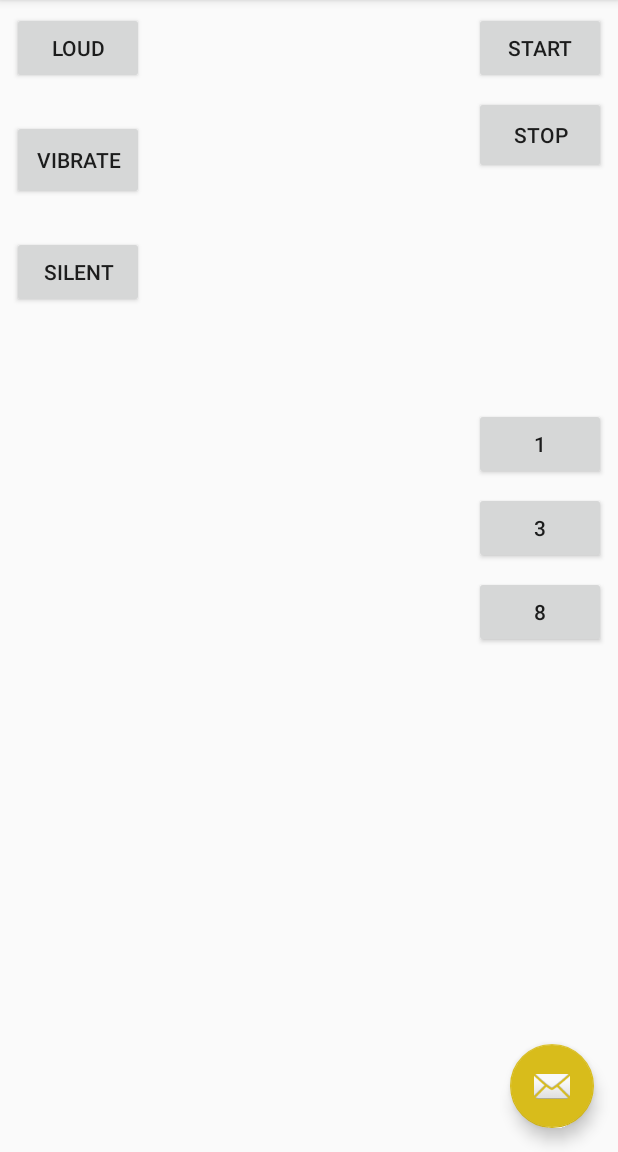
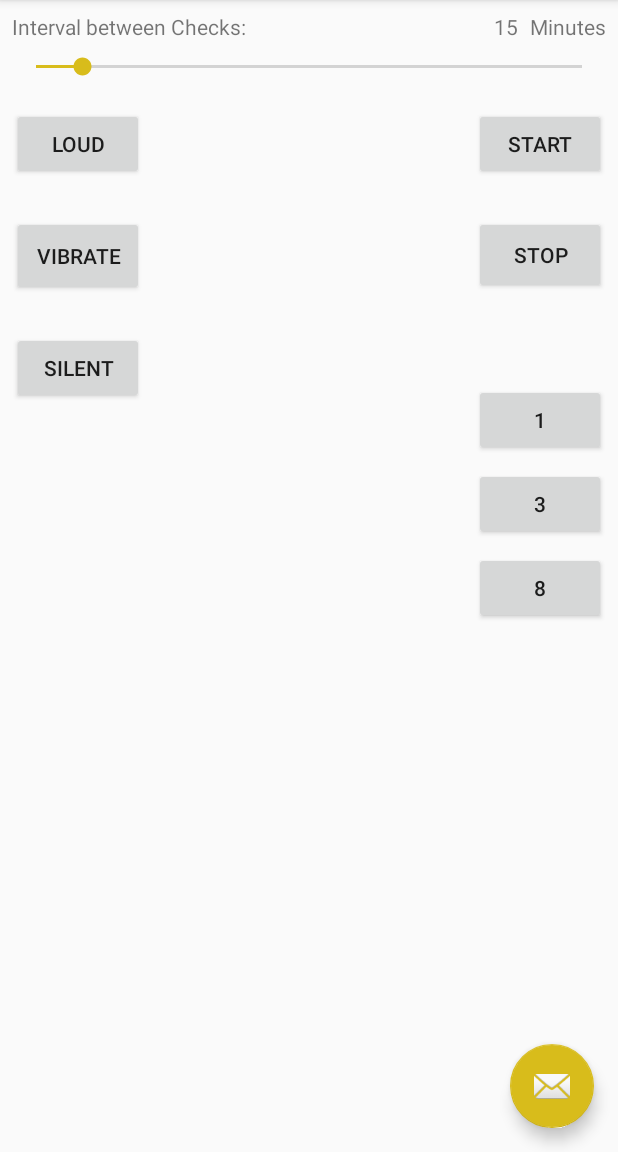
Before and after one commit to newhinton/Timed-Silence, an Android app: the screen it shows after launch (MainActivity), after a tap on "START", on a phone screen of 412 x 824 dp, the part 84-1236 px from its top. Run offline under Robolectric (Android 15) with nearby library versions, the phone set to English and light mode, and no system bars.

Commit message:
Added interval-slider

```diff
--- a/app/src/main/java/de/felixnuesse/timedsilence/AlarmBroadcastReciever.kt
+++ b/app/src/main/java/de/felixnuesse/timedsilence/AlarmBroadcastReciever.kt
@@ -59,7 +59,7 @@ class AlarmBroadcastReceiver : BroadcastReceiver() {
             if (extra.equals(Constants.BROADCAST_INTENT_ACTION_DELAY_RESTART_NOW)) {
                 //restart now because extra was "now"
 
-                AlarmHandler.createRepeatingTimecheck(context!!, Constants.DEFAULT_DELAY as Long)
+                AlarmHandler.createRepeatingTimecheck(context!!)
             }
 
         }
--- a/app/src/main/java/de/felixnuesse/timedsilence/AlarmHandler.kt
+++ b/app/src/main/java/de/felixnuesse/timedsilence/AlarmHandler.kt
@@ -4,6 +4,7 @@ import android.app.AlarmManager
 import android.app.PendingIntent
 import android.content.Context
 import android.content.Intent
+import android.content.SharedPreferences
 
 /**
  * Copyright (C) 2019  Felix Nüsse
@@ -49,13 +50,21 @@ class AlarmHandler {
             )
         }
 
-        fun createRepeatingTimecheck(context: Context, intervalInMinutes: Long){
+        fun createRepeatingTimecheck(context: Context){
 
+            val interval= SharedPreferencesHandler.getPref(context, Constants.PREF_INTERVAL_CHECK, Constants.PREF_INTERVAL_CHECK_DEFAULT)
+
+            createRepeatingTimecheck(context, interval)
+        }
+
+        fun createRepeatingTimecheck(context: Context, intervalInMinutes: Int){
+
+            //todo create inexact version
             val alarms = context.getSystemService(Context.ALARM_SERVICE) as AlarmManager
             alarms.setRepeating(
                 AlarmManager.RTC_WAKEUP,
                 System.currentTimeMillis() + 100,
-                1000 * 60 * intervalInMinutes,
+                (1000 * 60 * intervalInMinutes).toLong(),
                 createIntentBroadcast(context)
             )
         }
--- a/app/src/main/java/de/felixnuesse/timedsilence/Constants.kt
+++ b/app/src/main/java/de/felixnuesse/timedsilence/Constants.kt
@@ -41,5 +41,10 @@ class Constants {
 
 
         const val DEFAULT_DELAY = 60
+        const val PREFS_NAME = "prefsname"
+
+
+        const val PREF_INTERVAL_CHECK = "PREF_INTERVAL_CHECK"
+        const val PREF_INTERVAL_CHECK_DEFAULT = 15
     }
 }
--- a/app/src/main/java/de/felixnuesse/timedsilence/MainActivity.kt
+++ b/app/src/main/java/de/felixnuesse/timedsilence/MainActivity.kt
@@ -39,6 +39,9 @@ import android.view.MenuItem
 import kotlinx.android.synthetic.main.activity_main.*
 import android.content.ComponentName
 import android.widget.Button
+import android.widget.SeekBar
+import android.widget.TextView
+import android.widget.Toast
 import kotlinx.android.synthetic.main.content_main.view.*
 
 
@@ -67,7 +70,7 @@ class MainActivity : AppCompatActivity() {
         }
 
         (findViewById(R.id.button_start_checking) as Button).setOnClickListener {
-            AlarmHandler.createRepeatingTimecheck(this, 1)
+            AlarmHandler.createRepeatingTimecheck(this)
         }
 
         (findViewById(R.id.button_stop_checking) as Button).setOnClickListener {
@@ -91,6 +94,35 @@ class MainActivity : AppCompatActivity() {
         }
 
 
+        val seekBarSupportText= findViewById<TextView>(R.id.textview_waittime_content)
+        val seekBar = findViewById<SeekBar>(R.id.seekBar_waittime)
+
+        val interval= SharedPreferencesHandler.getPref(this, Constants.PREF_INTERVAL_CHECK, Constants.PREF_INTERVAL_CHECK_DEFAULT)
+
+        seekBarSupportText.text=interval.toString()
+        seekBar.progress=interval
+
+        //minimum is zero, so we need to offset by one
+        seekBar.max=179
+        seekBar?.setOnSeekBarChangeListener(object : SeekBar.OnSeekBarChangeListener {
+            override fun onProgressChanged(seekBar: SeekBar, progress: Int, fromUser: Boolean) {
+                // Write code to perform some action when progress is changed.
+                seekBarSupportText.text= (seekBar.progress+1).toString()
+            }
+
+            override fun onStartTrackingTouch(seekBar: SeekBar) {
+                // Write code to perform some action when touch is started.
+            }
+
+            override fun onStopTrackingTouch(seekBar: SeekBar) {
+                // Write code to perform some action when touch is stopped.
+                //Toast.makeText(this@MainActivity, "Progress is " + seekBar.progress+1 + "%", Toast.LENGTH_SHORT).show()
+                seekBarSupportText.text= (seekBar.progress+1).toString()
+                setInterval(seekBar.progress+1)
+
+            }
+        })
+
 
         fab.setOnClickListener { view ->
             Snackbar.make(view, "Replace with your own action", Snackbar.LENGTH_LONG)
@@ -99,6 +131,14 @@ class MainActivity : AppCompatActivity() {
 
         }
 
+
+    }
+
+    fun setInterval(interval: Int){
+
+        SharedPreferencesHandler.setPref(this, Constants.PREF_INTERVAL_CHECK, interval)
+        AlarmHandler.removeRepeatingTimecheck(this)
+        AlarmHandler.createRepeatingTimecheck(this)
 
     }
 
--- a/app/src/main/res/layout/content_main.xml
+++ b/app/src/main/res/layout/content_main.xml
@@ -14,7 +14,9 @@
             android:layout_width="wrap_content"
             android:layout_height="wrap_content" android:id="@+id/button_set_loud"
             app:layout_constraintStart_toStartOf="parent"
-            android:layout_marginStart="8dp" android:layout_marginTop="8dp" app:layout_constraintTop_toTopOf="parent"/>
+            android:layout_marginStart="8dp" android:layout_marginTop="72dp"
+            app:layout_constraintTop_toTopOf="parent"
+    />
     <Button
             android:text="Vibrate"
             android:layout_width="wrap_content"
@@ -33,21 +35,21 @@
             android:text="Start"
             android:layout_width="wrap_content"
             android:layout_height="48dp"
-            android:id="@+id/button_start_checking" android:layout_marginTop="8dp"
-            app:layout_constraintTop_toTopOf="parent" app:layout_constraintEnd_toEndOf="parent"
-            android:layout_marginEnd="8dp"/>
+            android:id="@+id/button_start_checking"
+            app:layout_constraintEnd_toEndOf="parent"
+            android:layout_marginEnd="8dp" android:layout_marginTop="72dp" app:layout_constraintTop_toTopOf="parent"/>
     <Button
             android:text="Stop"
             android:layout_width="wrap_content"
             android:layout_height="52dp"
-            android:id="@+id/button_stop_checking" android:layout_marginTop="8dp"
+            android:id="@+id/button_stop_checking" android:layout_marginTop="24dp"
             app:layout_constraintTop_toBottomOf="@+id/button_start_checking" app:layout_constraintEnd_toEndOf="parent"
             android:layout_marginEnd="8dp"/>
     <Button
             android:text="1"
             android:layout_width="wrap_content"
             android:layout_height="wrap_content"
-            android:id="@+id/button_delay_one" android:layout_marginTop="156dp"
+            android:id="@+id/button_delay_one" android:layout_marginTop="60dp"
             app:layout_constraintTop_toBottomOf="@+id/button_stop_checking" app:layout_constraintEnd_toEndOf="parent"
             android:layout_marginEnd="8dp"/>
     <Button
@@ -64,5 +66,32 @@
             android:id="@+id/button_delay_eight" android:layout_marginTop="8dp"
             app:layout_constraintTop_toBottomOf="@+id/button_delay_three" app:layout_constraintEnd_toEndOf="parent"
             android:layout_marginEnd="8dp"/>
+    <SeekBar
+            android:layout_width="0dp"
+            android:layout_height="wrap_content"
+            android:id="@+id/seekBar_waittime"
+            app:layout_constraintStart_toStartOf="parent"
+            android:layout_marginStart="8dp" app:layout_constraintEnd_toEndOf="parent" android:layout_marginEnd="8dp"
+            app:layout_constraintHorizontal_bias="0.0" android:layout_marginTop="8dp"
+            app:layout_constraintTop_toBottomOf="@+id/interval_text_view"/>
+    <TextView
+            android:text="Interval between Checks:"
+            android:layout_width="wrap_content"
+            android:layout_height="wrap_content"
+            android:layout_marginTop="8dp" app:layout_constraintTop_toTopOf="parent"
+            app:layout_constraintStart_toStartOf="parent" android:layout_marginStart="8dp"
+            android:id="@+id/interval_text_view"/>
+    <TextView
+            android:text="Minutes"
+            android:layout_width="wrap_content"
+            android:layout_height="wrap_content"
+            app:layout_constraintEnd_toEndOf="parent" android:layout_marginEnd="8dp" android:layout_marginTop="8dp"
+            app:layout_constraintTop_toTopOf="parent" android:id="@+id/textView4"/>
+    <TextView
+            android:text="TextView"
+            android:layout_width="wrap_content"
+            android:layout_height="wrap_content"
+            android:id="@+id/textview_waittime_content" app:layout_constraintEnd_toStartOf="@+id/textView4"
+            android:layout_marginEnd="8dp" android:layout_marginTop="8dp" app:layout_constraintTop_toTopOf="parent"/>
 
 </android.support.constraint.ConstraintLayout>
```
Also changed, not shown: app/src/main/java/de/felixnuesse/timedsilence/SharedPreferencesHandler.kt (added, +79 -0 lines).
